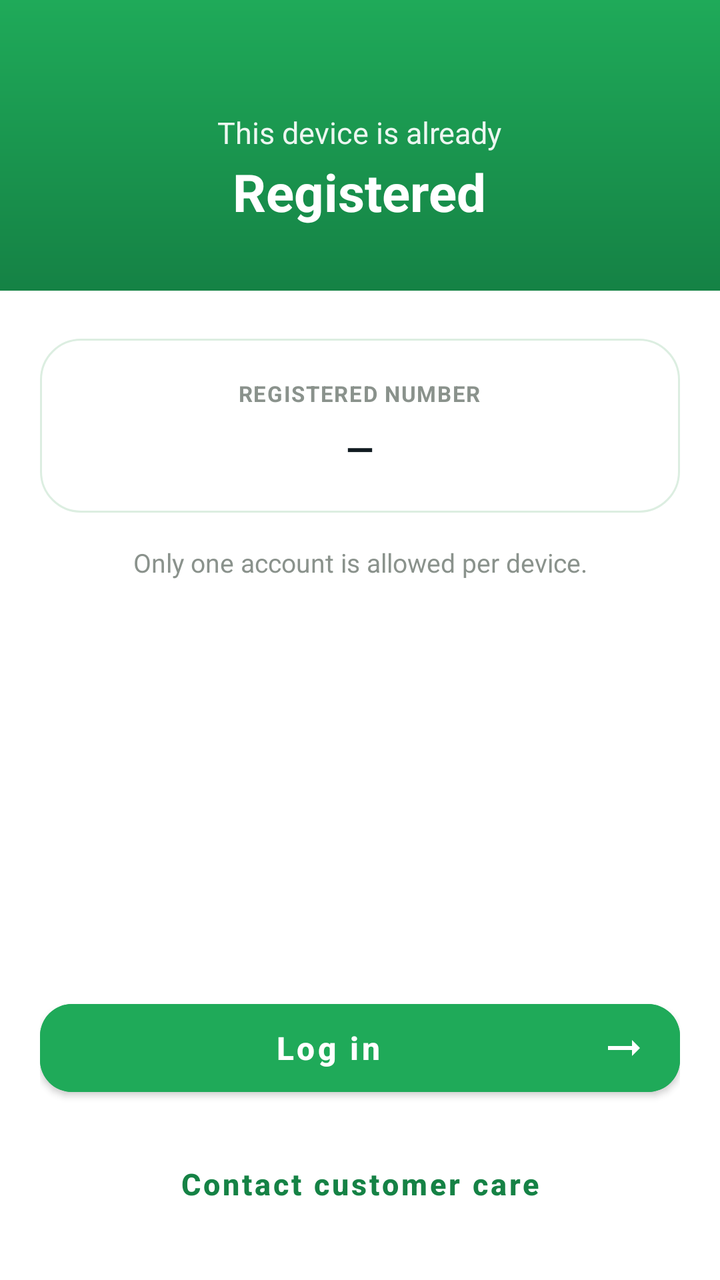
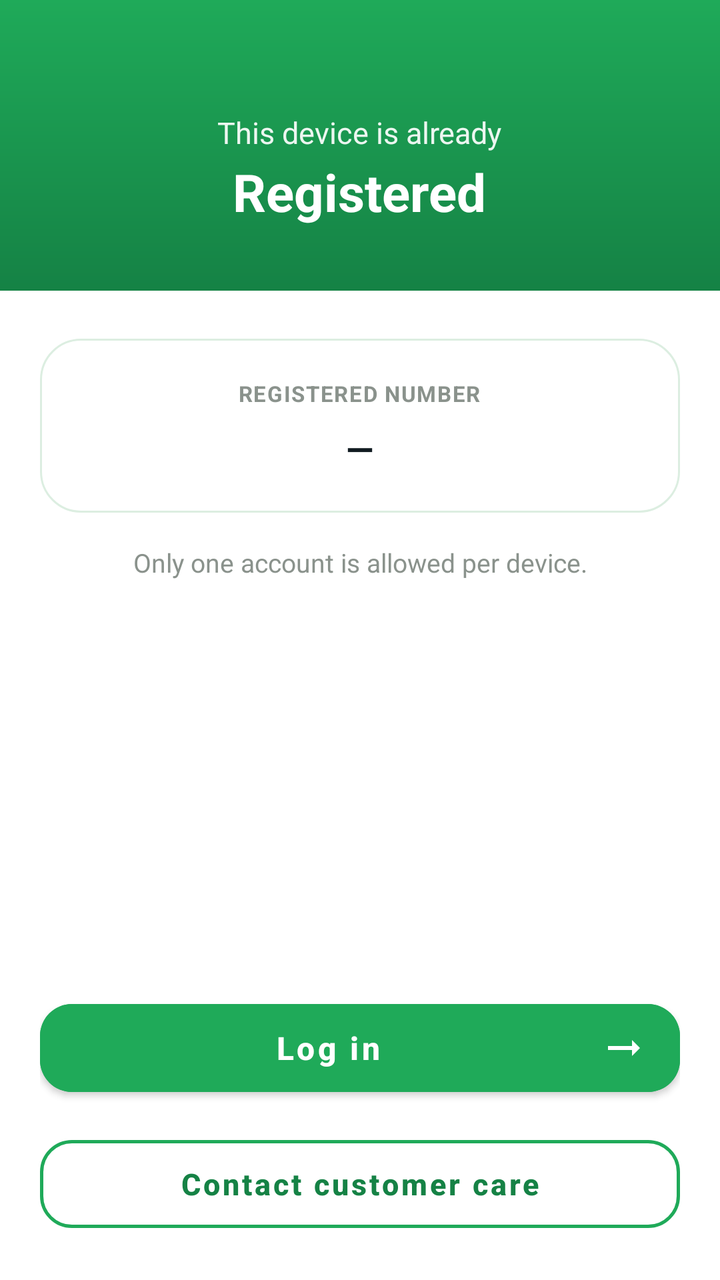

Two renders of the same Android screen: before a commit and after it. Below are the layout's source before the change and the commit's diff.
<!-- AndroidManifest.xml: application theme Theme.VGKontact -->
<!-- res/layout/activity_device_blocked.xml -->
<?xml version="1.0" encoding="utf-8"?>
<FrameLayout xmlns:android="http://schemas.android.com/apk/res/android"
    xmlns:app="http://schemas.android.com/apk/res-auto"
    android:layout_width="match_parent"
    android:layout_height="match_parent"
    android:background="@color/white">

    <LinearLayout
        android:layout_width="match_parent"
        android:layout_height="match_parent"
        android:orientation="vertical">

        
        <LinearLayout
            android:layout_width="match_parent"
            android:layout_height="wrap_content"
            android:orientation="vertical"
            android:gravity="center_horizontal"
            android:background="@drawable/header_gradient"
            android:paddingTop="56dp"
            android:paddingStart="28dp"
            android:paddingEnd="28dp"
            android:paddingBottom="32dp">

            <TextView
                android:layout_width="wrap_content"
                android:layout_height="wrap_content"
                android:text="This device is already"
                android:textSize="15sp"
                android:alpha="0.92"
                android:gravity="center"
                android:textColor="@color/white" />

            <TextView
                android:layout_width="wrap_content"
                android:layout_height="wrap_content"
                android:text="Registered"
                android:textSize="26sp"
                android:textStyle="bold"
                android:layout_marginTop="2dp"
                android:gravity="center"
                android:textColor="@color/white" />

        </LinearLayout>

        
        <LinearLayout
            android:layout_width="match_parent"
            android:layout_height="0dp"
            android:layout_weight="1"
            android:orientation="vertical"
            android:paddingStart="20dp"
            android:paddingEnd="20dp"
            android:paddingTop="24dp">

            <LinearLayout
                android:layout_width="match_parent"
                android:layout_height="wrap_content"
                android:orientation="vertical"
                android:gravity="center_horizontal"
                android:background="@drawable/card_background"
                android:padding="20dp">

                <TextView
                    android:layout_width="wrap_content"
                    android:layout_height="wrap_content"
                    android:text="REGISTERED NUMBER"
                    android:textSize="11sp"
                    android:textStyle="bold"
                    android:textAllCaps="true"
                    android:letterSpacing="0.05"
                    android:textColor="@color/text_muted"
                    android:gravity="center"
                    android:layout_marginBottom="8dp" />

                <TextView
                    android:id="@+id/registeredNumberText"
                    android:layout_width="wrap_content"
                    android:layout_height="wrap_content"
                    android:text="—"
                    android:textSize="18sp"
                    android:textStyle="bold"
                    android:textColor="@color/vg_dark"
                    android:gravity="center" />

            </LinearLayout>

            <TextView
                android:layout_width="match_parent"
                android:layout_height="wrap_content"
                android:text="Only one account is allowed per device."
                android:textSize="13sp"
                android:textColor="@color/text_muted"
                android:gravity="center"
                android:lineSpacingMultiplier="1.3"
                android:layout_marginTop="16dp" />

        </LinearLayout>

        <LinearLayout
            android:layout_width="match_parent"
            android:layout_height="wrap_content"
            android:orientation="vertical"
            android:padding="20dp">

            <Button
                android:id="@+id/loginButton"
                android:layout_width="match_parent"
                android:layout_height="56dp"
                android:text="Log in"
                android:textSize="16sp"
                android:textStyle="bold"
                android:textAllCaps="false"
                android:backgroundTint="@color/vg_green"
                android:textColor="@color/white"
                android:gravity="center"
                android:drawableEnd="@drawable/ic_arrow_forward"
                android:drawablePadding="8dp"
                android:layout_marginBottom="12dp"
                app:cornerRadius="16dp" />

            <Button
                android:id="@+id/contactCareButton"
                android:layout_width="match_parent"
                android:layout_height="56dp"
                android:text="Contact customer care"
                android:textSize="15sp"
                android:textStyle="bold"
                android:textAllCaps="false"
                android:background="@android:color/transparent"
                android:textColor="@color/vg_green_dark"
                app:strokeColor="@color/vg_green"
                app:strokeWidth="1.5dp"
                android:gravity="center"
                app:cornerRadius="16dp" />

        </LinearLayout>

    </LinearLayout>

</FrameLayout>
<!-- resources referenced by this layout -->
<resources>
  <color name="text_muted">#8A928C</color>
  <color name="vg_dark">#111B21</color>
  <color name="vg_green">#1FAA59</color>
  <color name="vg_green_dark">#158245</color>
  <color name="white">#FFFFFF</color>
  <!-- drawable card_background (drawable) -->
  <?xml version="1.0" encoding="utf-8"?>
  <shape xmlns:android="http://schemas.android.com/apk/res/android"
      android:shape="rectangle">
      <solid android:color="@color/white" />
      <corners android:radius="20dp" />
      <stroke android:width="1dp" android:color="@color/stats_card_border" />
  </shape>
  <!-- drawable header_gradient (drawable) -->
  <?xml version="1.0" encoding="utf-8"?>
  <shape xmlns:android="http://schemas.android.com/apk/res/android"
      android:shape="rectangle">
      <gradient
          android:angle="270"
          android:startColor="@color/vg_green"
          android:endColor="@color/vg_green_dark" />
  </shape>
  <!-- drawable ic_arrow_forward (drawable) -->
  <?xml version="1.0" encoding="utf-8"?>
  <vector xmlns:android="http://schemas.android.com/apk/res/android"
      android:width="24dp"
      android:height="24dp"
      android:viewportWidth="24"
      android:viewportHeight="24"
      android:tint="@color/white">
      <path
          android:fillColor="@android:color/white"
          android:pathData="M16.01,11H4v2h12.01v3L20,12l-3.99,-4z"/>
  </vector>
  <style name="Theme.VGKontact" parent="Theme.MaterialComponents.DayNight.NoActionBar">
          
          <item name="colorPrimary">#25D366</item>
          <item name="colorPrimaryVariant">#128C7E</item>
          <item name="colorOnPrimary">#FFFFFF</item>
  
          
          <item name="android:windowBackground">#FFFFFF</item>
          <item name="android:textColorPrimary">#000000</item>
          <item name="android:textColorSecondary">#555555</item>
  
          
          <item name="android:forceDarkAllowed">false</item>
  
          
      </style>
  <color name="stats_card_border">#DCEEE1</color>
</resources>

<!-- the commit's change to res/layout/activity_device_blocked.xml (unified diff, before → after) -->
@@ -127,10 +127,11 @@
                 android:textSize="15sp"
                 android:textStyle="bold"
                 android:textAllCaps="false"
-                android:background="@android:color/transparent"
+                style="@style/Widget.MaterialComponents.Button.OutlinedButton"
                 android:textColor="@color/vg_green_dark"
                 app:strokeColor="@color/vg_green"
                 app:strokeWidth="1.5dp"
+                app:backgroundTint="@android:color/transparent"
                 android:gravity="center"
                 app:cornerRadius="16dp" />
 
